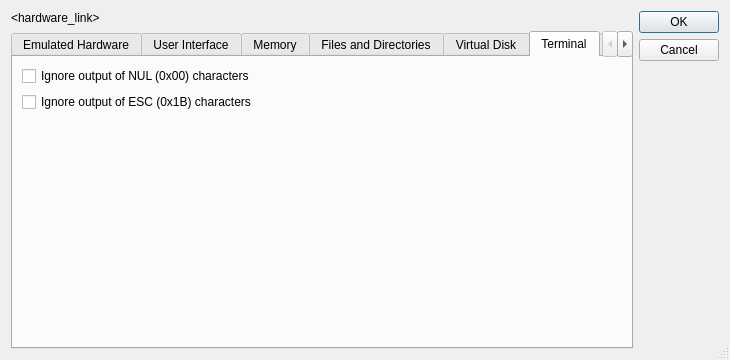
The window that src/fsetup.ui (aladur/flexemu) describes before a commit, drawn with Qt 5.
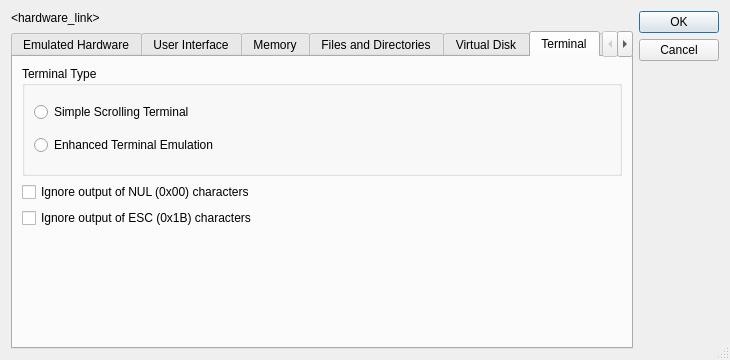
The same window after the commit. The open tabs and pages were chosen to show the change. Icons and pictures are not drawn.

Commit message:
flexemu: Make terminal type configurable in preferences dialog.
- This is an extension of flexemu on Unix like operating systems.
- In the flexemu preferences dialog two terminal types can be selected:
  - Simple scrolling terminal
  - Enhanced terminal emulation
- On enhanced terminal emulation escape sequences can not be ignored.
- Also: Update documentation.

What changed in the file:
```diff
--- a/src/fsetup.ui
+++ b/src/fsetup.ui
@@ -870,6 +870,41 @@
          <string>Terminal</string>
         </attribute>
         <layout class="QVBoxLayout" name="verticalLayout_13">
+         <item>
+          <widget class="QGroupBox" name="g_terminalType">
+           <property name="sizePolicy">
+            <sizepolicy hsizetype="Preferred" vsizetype="Expanding">
+             <horstretch>0</horstretch>
+             <verstretch>0</verstretch>
+            </sizepolicy>
+           </property>
+           <property name="title">
+            <string>Terminal Type</string>
+           </property>
+           <layout class="QVBoxLayout" name="verticalLayout_17">
+            <item>
+             <widget class="QRadioButton" name="r_scrollingTerminal">
+              <property name="sizePolicy">
+               <sizepolicy hsizetype="Minimum" vsizetype="Fixed">
+                <horstretch>0</horstretch>
+                <verstretch>0</verstretch>
+               </sizepolicy>
+              </property>
+              <property name="text">
+               <string>Simple Scrolling Terminal</string>
+              </property>
+             </widget>
+            </item>
+            <item>
+             <widget class="QRadioButton" name="r_ncursesTerminal">
+              <property name="text">
+               <string>Enhanced Terminal Emulation</string>
+              </property>
+             </widget>
+            </item>
+           </layout>
+          </widget>
+         </item>
          <item>
           <widget class="QCheckBox" name="c_terminalIgnoreNUL">
            <property name="text">
```
Left out of the diff: 2 changed lines with no effect on the pictures. The commit also changes 4 other files.
